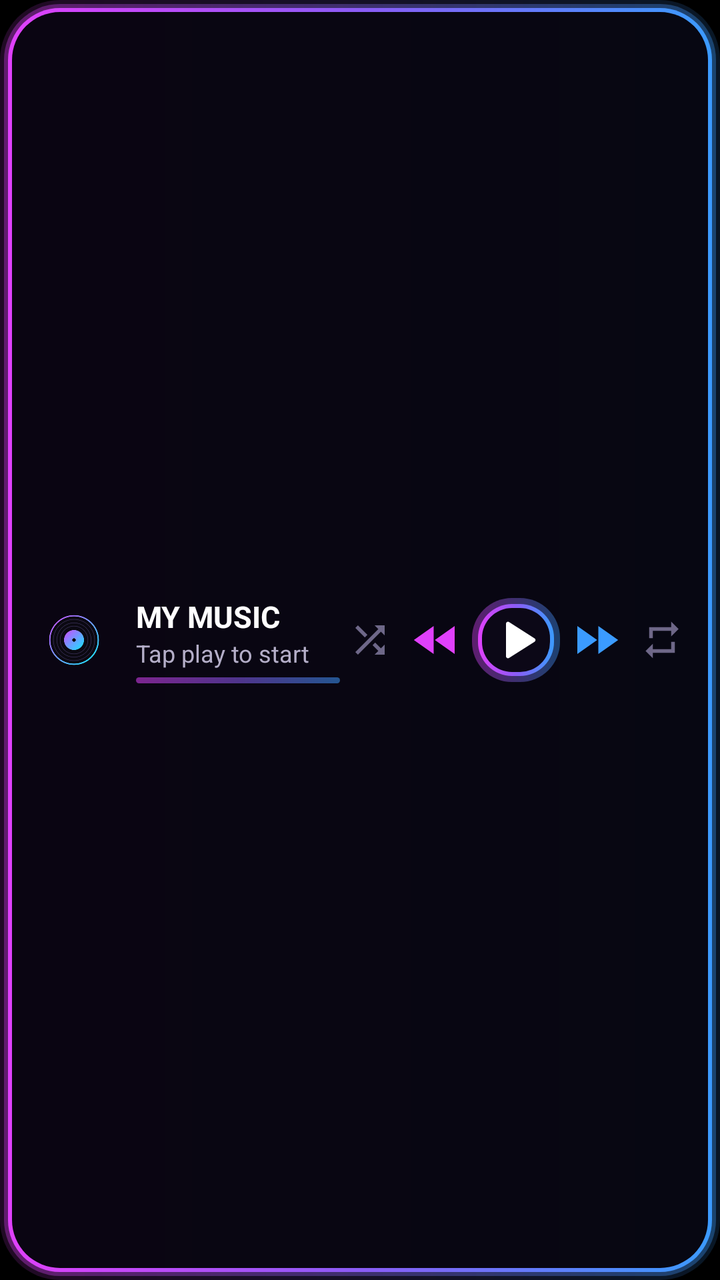
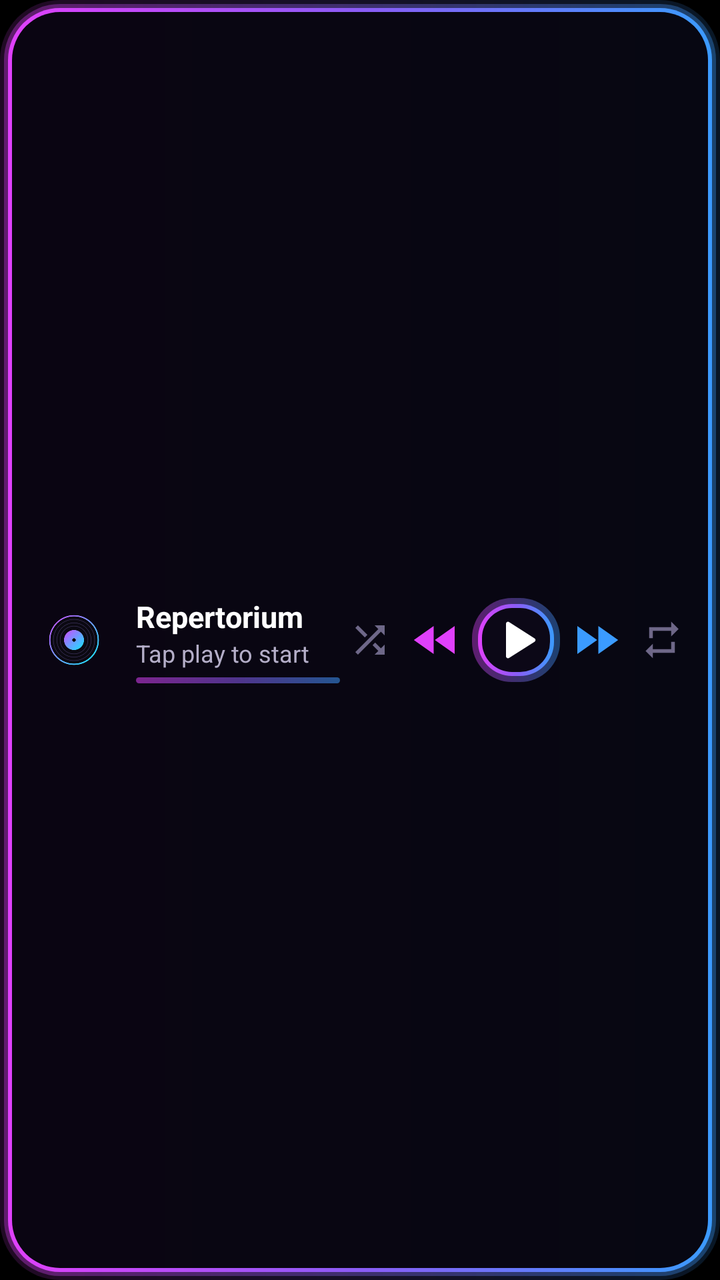

Before-and-after screenshots of an Android layout around one commit, followed by the original layout XML and the change that was made.
<!-- AndroidManifest.xml: application theme AppTheme -->
<!-- res/layout/widget_small.xml -->
<?xml version="1.0" encoding="utf-8"?>
<FrameLayout xmlns:android="http://schemas.android.com/apk/res/android"
    android:id="@+id/w_root"
    android:layout_width="match_parent"
    android:layout_height="match_parent"
    android:background="@drawable/widget_neon_bg"
    android:padding="8dp">

    <LinearLayout
        android:layout_width="match_parent"
        android:layout_height="match_parent"
        android:gravity="center_vertical"
        android:orientation="horizontal"
        android:paddingStart="8dp"
        android:paddingEnd="6dp">

        <ImageView
            android:id="@+id/w_art"
            android:layout_width="42dp"
            android:layout_height="42dp"
            android:scaleType="centerCrop"
            android:src="@mipmap/ic_launcher_fg"
            android:contentDescription="Open MY MUSIC" />

        <LinearLayout
            android:id="@+id/w_text"
            android:layout_width="0dp"
            android:layout_height="wrap_content"
            android:layout_weight="1"
            android:layout_marginStart="10dp"
            android:orientation="vertical">

            <TextView
                android:id="@+id/w_title"
                android:layout_width="match_parent"
                android:layout_height="wrap_content"
                android:text="MY MUSIC"
                android:textColor="#FFFFFFFF"
                android:textSize="15sp"
                android:textStyle="bold"
                android:maxLines="1"
                android:ellipsize="end" />

            <TextView
                android:id="@+id/w_artist"
                android:layout_width="match_parent"
                android:layout_height="wrap_content"
                android:text="Tap play to start"
                android:textColor="#FFB4AEC8"
                android:textSize="12sp"
                android:maxLines="1"
                android:ellipsize="end" />

            <ProgressBar
                android:id="@+id/w_prog"
                style="@android:style/Widget.ProgressBar.Horizontal"
                android:layout_width="match_parent"
                android:layout_height="3dp"
                android:layout_marginTop="4dp"
                android:max="1000"
                android:progress="0"
                android:progressDrawable="@drawable/widget_progress" />
        </LinearLayout>

        <ImageButton
            android:id="@+id/w_shuf"
            android:layout_width="30dp"
            android:layout_height="40dp"
            android:background="@android:color/transparent"
            android:src="@drawable/ic_wn_shuf_off"
            android:contentDescription="Shuffle" />

        <ImageButton
            android:id="@+id/w_prev"
            android:layout_width="36dp"
            android:layout_height="40dp"
            android:background="@android:color/transparent"
            android:src="@drawable/ic_wn_prev"
            android:contentDescription="Previous song" />

        <ImageButton
            android:id="@+id/w_play"
            android:layout_width="44dp"
            android:layout_height="42dp"
            android:background="@drawable/widget_play_neon"
            android:src="@drawable/ic_wn_play"
            android:contentDescription="Play or pause" />

        <ImageButton
            android:id="@+id/w_next"
            android:layout_width="36dp"
            android:layout_height="40dp"
            android:background="@android:color/transparent"
            android:src="@drawable/ic_wn_next"
            android:contentDescription="Next song" />

        <ImageButton
            android:id="@+id/w_rep"
            android:layout_width="30dp"
            android:layout_height="40dp"
            android:background="@android:color/transparent"
            android:src="@drawable/ic_wn_rep_off"
            android:contentDescription="Repeat" />
    </LinearLayout>
</FrameLayout>
<!-- resources referenced by this layout -->
<resources>
  <!-- drawable ic_wn_next (drawable) -->
  <?xml version="1.0" encoding="utf-8"?>
  <vector xmlns:android="http://schemas.android.com/apk/res/android" android:width="28dp" android:height="28dp" android:viewportWidth="24" android:viewportHeight="24">
      <path android:fillColor="#FF3B9BFF" android:pathData="M4,18l8.5,-6L4,6v12zM13,6v12l8.5,-6L13,6z" />
  </vector>
  <!-- drawable ic_wn_play (drawable) -->
  <?xml version="1.0" encoding="utf-8"?>
  <vector xmlns:android="http://schemas.android.com/apk/res/android" android:width="30dp" android:height="30dp" android:viewportWidth="24" android:viewportHeight="24">
      <path android:fillColor="#FFFFFFFF" android:pathData="M8,5.5v13a0.8,0.8 0 0 0 1.2,0.7l10.2,-6.5a0.8,0.8 0 0 0 0,-1.4L9.2,4.8A0.8,0.8 0 0 0 8,5.5z" />
  </vector>
  <!-- drawable ic_wn_prev (drawable) -->
  <?xml version="1.0" encoding="utf-8"?>
  <vector xmlns:android="http://schemas.android.com/apk/res/android" android:width="28dp" android:height="28dp" android:viewportWidth="24" android:viewportHeight="24">
      <path android:fillColor="#FFE040FB" android:pathData="M11,18V6l-8.5,6 8.5,6zM11.5,12l8.5,6V6l-8.5,6z" />
  </vector>
  <!-- drawable ic_wn_rep_off (drawable) -->
  <?xml version="1.0" encoding="utf-8"?>
  <vector xmlns:android="http://schemas.android.com/apk/res/android" android:width="22dp" android:height="22dp" android:viewportWidth="24" android:viewportHeight="24">
      <path android:fillColor="#FF6E6788" android:pathData="M7,7h10v3l4,-4 -4,-4v3L5,5v6h2L7,7zM17,17L7,17v-3l-4,4 4,4v-3h12v-6h-2v4z" />
  </vector>
  <!-- drawable ic_wn_shuf_off (drawable) -->
  <?xml version="1.0" encoding="utf-8"?>
  <vector xmlns:android="http://schemas.android.com/apk/res/android" android:width="22dp" android:height="22dp" android:viewportWidth="24" android:viewportHeight="24">
      <path android:fillColor="#FF6E6788" android:pathData="M10.59,9.17L5.41,4 4,5.41l5.17,5.17 1.42,-1.41zM14.5,4l2.04,2.04L4,18.59 5.41,20 17.96,7.46 20,9.5L20,4h-5.5zM14.83,13.41l-1.41,1.41 3.13,3.13L14.5,20L20,20v-5.5l-2.04,2.04 -3.13,-3.13z" />
  </vector>
  <!-- drawable widget_progress (drawable) -->
  <?xml version="1.0" encoding="utf-8"?>
  <layer-list xmlns:android="http://schemas.android.com/apk/res/android">
      <item android:id="@android:id/background"><shape android:shape="rectangle"><corners android:radius="3dp" />
          <gradient android:angle="0" android:startColor="#88E040FB" android:centerColor="#888B5CF6" android:endColor="#883B9BFF" /></shape></item>
      <item android:id="@android:id/progress"><clip><shape android:shape="rectangle"><corners android:radius="3dp" />
          <gradient android:angle="0" android:startColor="#FFE040FB" android:centerColor="#FF8B5CF6" android:endColor="#FF3B9BFF" /></shape></clip></item>
  </layer-list>
  <style name="AppTheme" parent="@android:style/Theme.Material.NoActionBar">
          <item name="android:windowBackground">@android:color/black</item>
          <item name="android:colorBackground">@android:color/black</item>
          <item name="android:statusBarColor">@android:color/black</item>
          <item name="android:navigationBarColor">@android:color/black</item>
          <item name="android:colorAccent">#FF7976FF</item>
      </style>
  <!-- unchanged entries left out for length: 3 -->
</resources>

<!-- the commit's change to res/layout/widget_small.xml (unified diff, before → after) -->
@@ -20,7 +20,7 @@
             android:layout_height="42dp"
             android:scaleType="centerCrop"
             android:src="@mipmap/ic_launcher_fg"
-            android:contentDescription="Open MY MUSIC" />
+            android:contentDescription="Open Carmen Musicum" />
 
         <LinearLayout
             android:id="@+id/w_text"
@@ -34,7 +34,7 @@
                 android:id="@+id/w_title"
                 android:layout_width="match_parent"
                 android:layout_height="wrap_content"
-                android:text="MY MUSIC"
+                android:text="Repertorium"
                 android:textColor="#FFFFFFFF"
                 android:textSize="15sp"
                 android:textStyle="bold"
